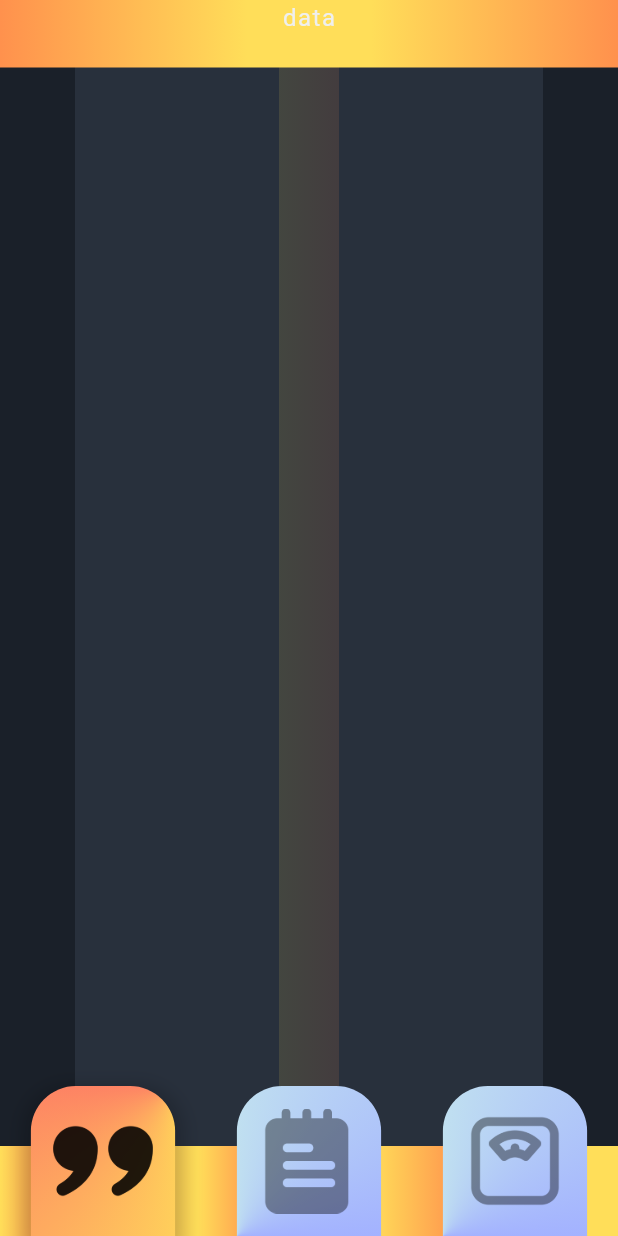
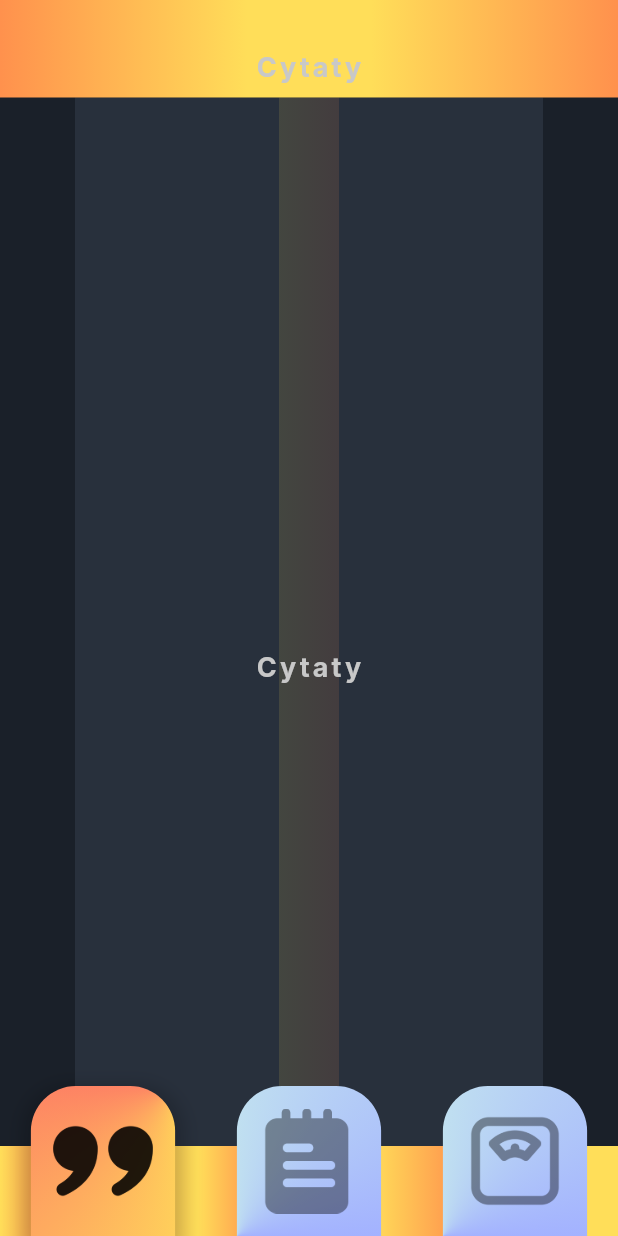
Before and after one commit to kluchoo/DoIt, a Flutter app: the screen it shows after launch, on a phone screen of 412 x 824 dp. Run offline on Flutter 3.47's test engine with Material 3 defaults, Android fonts, the phone set to English and light mode, and no system bars; our stand-ins replace google_fonts.

Commit message:
Zmiana tytułu na stronie głównej aplikacji oraz dodanie Providers

```diff
--- /dev/null
+++ b/devtools_options.yaml
@@ -0,0 +1,3 @@
+description: This file stores settings for Dart & Flutter DevTools.
+documentation: https://docs.flutter.dev/tools/devtools/extensions#configure-extension-enablement-states
+extensions:
--- a/lib/komponenty/app_background_colors.dart
+++ b/lib/komponenty/app_background_colors.dart
@@ -16,7 +16,7 @@ class MainAppBackground extends StatelessWidget {
             const SizedBox(width: 50),
             Expanded(
                 child: Container(
-              margin: EdgeInsets.fromLTRB(0, 23, 0, 0),
+              margin: const EdgeInsets.fromLTRB(0, 0, 0, 0),
               color: AppColors.secondaryAccent,
             )),
             const SizedBox(width: 50),
@@ -27,7 +27,7 @@ class MainAppBackground extends StatelessWidget {
             const Expanded(child: SizedBox()),
             Container(
               width: 40,
-              margin: EdgeInsets.fromLTRB(0, 23, 0, 0),
+              margin: const EdgeInsets.fromLTRB(0, 0, 0, 0),
               decoration: const BoxDecoration(
                   gradient: LinearGradient(
                       begin: Alignment.centerLeft,
@@ -42,21 +42,21 @@ class MainAppBackground extends StatelessWidget {
             const SizedBox(
               height: 0,
             ),
-            Container(
-              height: 45,
-              decoration: const BoxDecoration(
-                  gradient: LinearGradient(colors: [
-                Color(0xFFFF914d),
-                Color(0xFFFFde59),
-                Color(0xFFFFde59),
-                Color(0xFFFF914d)
-              ], stops: [
-                0,
-                0.4,
-                0.6,
-                1
-              ])),
-            ),
+            // Container(
+            //   height: 45,
+            //   decoration: const BoxDecoration(
+            //       gradient: LinearGradient(colors: [
+            //     Color(0xFFFF914d),
+            //     Color(0xFFFFde59),
+            //     Color(0xFFFFde59),
+            //     Color(0xFFFF914d)
+            //   ], stops: [
+            //     0,
+            //     0.4,
+            //     0.6,
+            //     1
+            //   ])),
+            // ),
             const Expanded(child: SizedBox()),
             Container(
               height: 60,
--- /dev/null
+++ b/lib/providers/home_page_providers.dart
@@ -0,0 +1,12 @@
+import 'package:flutter/material.dart';
+
+class TitleProvider extends ChangeNotifier {
+  String title;
+  TitleProvider({
+    this.title = "Cytaty",
+  });
+  void changeTitle(String title) {
+    this.title = title;
+    notifyListeners();
+  }
+}
--- a/lib/strony/aplikacja/home.dart
+++ b/lib/strony/aplikacja/home.dart
@@ -1,7 +1,9 @@
 import 'package:do_it/komponenty/app_background_colors.dart';
 import 'package:do_it/komponenty/botom_navigation_bar.dart';
-import 'package:do_it/theme.dart';
+import 'package:do_it/komponenty/text.dart';
+import 'package:do_it/providers/home_page_providers.dart';
 import 'package:flutter/material.dart';
+import 'package:provider/provider.dart';
 
 class Home extends StatefulWidget {
   const Home({super.key});
@@ -24,27 +26,51 @@ class _HomeState extends State<Home> {
   Widget build(BuildContext context) {
     return Scaffold(
         resizeToAvoidBottomInset: true,
+        appBar: PreferredSize(
+          preferredSize: const Size.fromHeight(65.0),
+          child: Container(
+            decoration: const BoxDecoration(
+                gradient: LinearGradient(colors: [
+              Color(0xFFFF914d),
+              Color(0xFFFFde59),
+              Color(0xFFFFde59),
+              Color(0xFFFF914d)
+            ], stops: [
+              0,
+              0.4,
+              0.6,
+              1
+            ])),
+            child: Center(
+                child: Padding(
+              padding: EdgeInsets.fromLTRB(0, 25, 0, 0),
+              child: StylizowanyTytul(context.watch<TitleProvider>().title),
+            )),
+          ),
+        ),
         body: MainAppBackground(Stack(
           children: [
+            IndexedStack(
+              index: index,
+              children: const [
+                Center(
+                  child: StylizowanyTytul('Cytaty'),
+                ), // Widok dla index == 0
+                Center(
+                  child: StylizowanyTytul('Postępy'),
+                ), // Widok dla index == 1
+                Center(
+                  child: StylizowanyTytul('Plan Treningowy'),
+                ), // Widok dla index == 2
+              ],
+            ),
             Column(
               children: [
-                IndexedStack(
-                  index: index,
-                  children: [
-                    Column(
-                      children: [Text('data')],
-                    ), // Widok dla index == 0
-                    Column(
-                      children: [Text('lol')],
-                    ), // Widok dla index == 1
-                    Column(), // Widok dla index == 2
-                  ],
-                ),
                 const Expanded(child: SizedBox()),
                 CustomBottomNavigationBar(
                   chosenIndex: index,
                   onItemSelected: updateIndex, // Przekazywanie funkcji
-                ),
+                )
               ],
             )
           ],
--- a/pubspec.yaml
+++ b/pubspec.yaml
@@ -35,6 +35,7 @@ dependencies:
   # The following adds the Cupertino Icons font to your application.
   # Use with the CupertinoIcons class for iOS style icons.
   cupertino_icons: ^1.0.8
+  provider: ^6.1.2
 
 dev_dependencies:
   flutter_test:
```
Also changed, not shown: lib/komponenty/botom_navigation_bar.dart (+14 -7 lines), lib/main.dart (+12 -5 lines), lib/strony/autoryzacja/logowanie.dart (+26 -22 lines), pubspec.lock.
